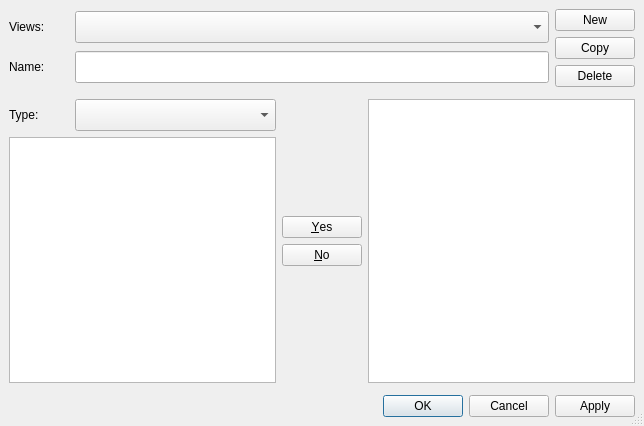
The window that oom/widgets/trackvieweditorbase.ui (ccherrett/oom) describes before a commit, drawn with Qt 5.
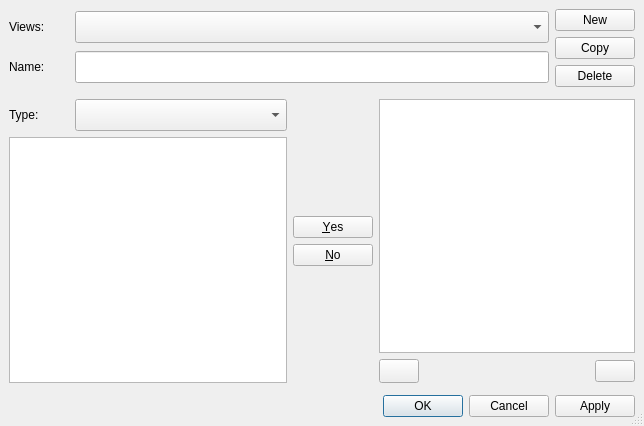
The same window after the commit.

Commit message: Adding sorting buttons to trackview editor

```diff
--- a/oom/widgets/trackvieweditorbase.ui
+++ b/oom/widgets/trackvieweditorbase.ui
@@ -172,7 +172,7 @@
     </layout>
    </item>
    <item>
-    <layout class="QHBoxLayout" name="listLayout" stretch="1,0,1">
+    <layout class="QHBoxLayout" name="listLayout" stretch="1,0,0">
      <item>
       <layout class="QVBoxLayout" name="tracksLayout" stretch="0,0">
        <property name="sizeConstraint">
@@ -255,6 +255,11 @@
       </widget>
      </item>
      <item>
+      <layout class="QVBoxLayout" name="verticalLayout_5">
+       <property name="leftMargin">
+        <number>0</number>
+       </property>
+       <item>
       <widget class="QListView" name="listSelectedTracks">
        <property name="sizePolicy">
         <sizepolicy hsizetype="Expanding" vsizetype="Expanding">
@@ -275,6 +280,48 @@
         <enum>QAbstractItemView::ExtendedSelection</enum>
        </property>
       </widget>
+       </item>
+       <item>
+        <layout class="QHBoxLayout" name="horizontalLayout_3">
+         <property name="bottomMargin">
+          <number>0</number>
+         </property>
+         <item>
+          <widget class="QPushButton" name="btnUp">
+           <property name="minimumSize">
+            <size>
+             <width>24</width>
+             <height>24</height>
+            </size>
+           </property>
+           <property name="text">
+            <string/>
+           </property>
+          </widget>
+         </item>
+         <item>
+          <spacer name="horizontalSpacer">
+           <property name="orientation">
+            <enum>Qt::Horizontal</enum>
+           </property>
+           <property name="sizeHint" stdset="0">
+            <size>
+             <width>40</width>
+             <height>20</height>
+            </size>
+           </property>
+          </spacer>
+         </item>
+         <item>
+          <widget class="QPushButton" name="btnDown">
+           <property name="text">
+            <string/>
+           </property>
+          </widget>
+         </item>
+        </layout>
+       </item>
+      </layout>
      </item>
     </layout>
    </item>
```
Lines whose indentation alone changed are shown as unchanged.
